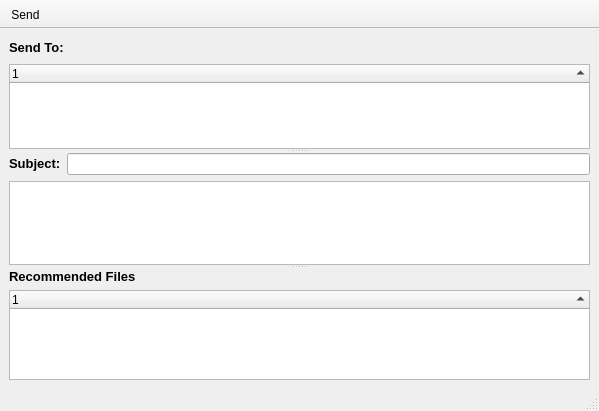
RetroShare/RetroShare, file retroshare-gui/src/gui/msgs/ChanMsgDialog.ui: the form before one commit.
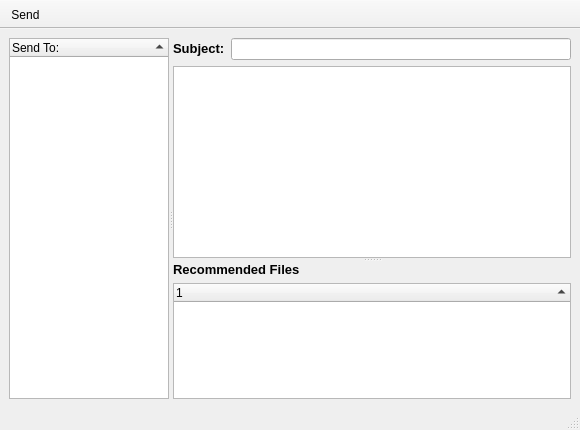
The form after the commit. Icons and pictures are not drawn.

Commit message: -redesign the Compose New Message Dialog, again little bit more userfriendly.

```diff
--- a/retroshare-gui/src/gui/msgs/ChanMsgDialog.ui
+++ b/retroshare-gui/src/gui/msgs/ChanMsgDialog.ui
@@ -5,8 +5,8 @@
    <rect>
     <x>0</x>
     <y>0</y>
-    <width>599</width>
-    <height>411</height>
+    <width>580</width>
+    <height>430</height>
    </rect>
   </property>
   <property name="contextMenuPolicy" >
@@ -29,77 +29,42 @@
     <item row="0" column="0" >
      <widget class="QSplitter" name="splitter_2" >
       <property name="orientation" >
-       <enum>Qt::Vertical</enum>
-      </property>
-      <widget class="QSplitter" name="splitter" >
-       <property name="orientation" >
-        <enum>Qt::Vertical</enum>
-       </property>
-       <widget class="QWidget" name="layoutWidget" >
-        <layout class="QGridLayout" >
-         <property name="margin" >
-          <number>0</number>
-         </property>
-         <property name="spacing" >
-          <number>6</number>
-         </property>
-         <item row="0" column="0" >
-          <widget class="QLabel" name="label_14" >
-           <property name="sizePolicy" >
-            <sizepolicy>
-             <hsizetype>0</hsizetype>
-             <vsizetype>0</vsizetype>
-             <horstretch>0</horstretch>
-             <verstretch>0</verstretch>
-            </sizepolicy>
-           </property>
-           <property name="font" >
-            <font>
-             <pointsize>10</pointsize>
-             <weight>75</weight>
-             <bold>true</bold>
-            </font>
-           </property>
-           <property name="text" >
-            <string>Send To:</string>
-           </property>
-          </widget>
-         </item>
-         <item row="1" column="0" colspan="2" >
-          <widget class="QTreeWidget" name="msgSendList" >
-           <property name="sizePolicy" >
-            <sizepolicy>
-             <hsizetype>7</hsizetype>
-             <vsizetype>7</vsizetype>
-             <horstretch>0</horstretch>
-             <verstretch>4</verstretch>
-            </sizepolicy>
-           </property>
-           <property name="sortingEnabled" >
-            <bool>true</bool>
-           </property>
-           <column>
-            <property name="text" >
-             <string>1</string>
-            </property>
-           </column>
-          </widget>
-         </item>
-         <item row="0" column="1" >
-          <spacer>
-           <property name="orientation" >
             <enum>Qt::Horizontal</enum>
            </property>
-           <property name="sizeHint" >
+      <widget class="QTreeWidget" name="msgSendList" >
+       <property name="sizePolicy" >
+        <sizepolicy>
+         <hsizetype>5</hsizetype>
+         <vsizetype>7</vsizetype>
+         <horstretch>0</horstretch>
+         <verstretch>4</verstretch>
+        </sizepolicy>
+       </property>
+       <property name="minimumSize" >
             <size>
-             <width>421</width>
-             <height>20</height>
-            </size>
-           </property>
-          </spacer>
-         </item>
-        </layout>
-       </widget>
+         <width>20</width>
+         <height>0</height>
+        </size>
+       </property>
+       <property name="maximumSize" >
+        <size>
+         <width>160</width>
+         <height>16777215</height>
+        </size>
+       </property>
+       <property name="sortingEnabled" >
+        <bool>true</bool>
+       </property>
+       <column>
+        <property name="text" >
+         <string>Send To:</string>
+        </property>
+       </column>
+      </widget>
+      <widget class="QSplitter" name="splitter" >
+       <property name="orientation" >
+        <enum>Qt::Vertical</enum>
+       </property>
        <widget class="QWidget" name="layoutWidget" >
         <layout class="QGridLayout" >
          <property name="margin" >
@@ -143,7 +108,7 @@
            <property name="sizePolicy" >
             <sizepolicy>
              <hsizetype>7</hsizetype>
-             <vsizetype>7</vsizetype>
+             <vsizetype>3</vsizetype>
              <horstretch>4</horstretch>
              <verstretch>4</verstretch>
             </sizepolicy>
@@ -155,7 +120,6 @@
          </item>
         </layout>
        </widget>
-      </widget>
       <widget class="QWidget" name="layoutWidget" >
        <layout class="QGridLayout" >
         <property name="margin" >
@@ -209,6 +173,7 @@
        </layout>
       </widget>
      </widget>
+     </widget>
     </item>
    </layout>
   </widget>
@@ -217,7 +182,7 @@
     <rect>
      <x>0</x>
      <y>0</y>
-     <width>599</width>
+     <width>580</width>
      <height>24</height>
     </rect>
    </property>
```
Lines whose indentation alone changed are shown as unchanged. The commit also changes 1 other file.
